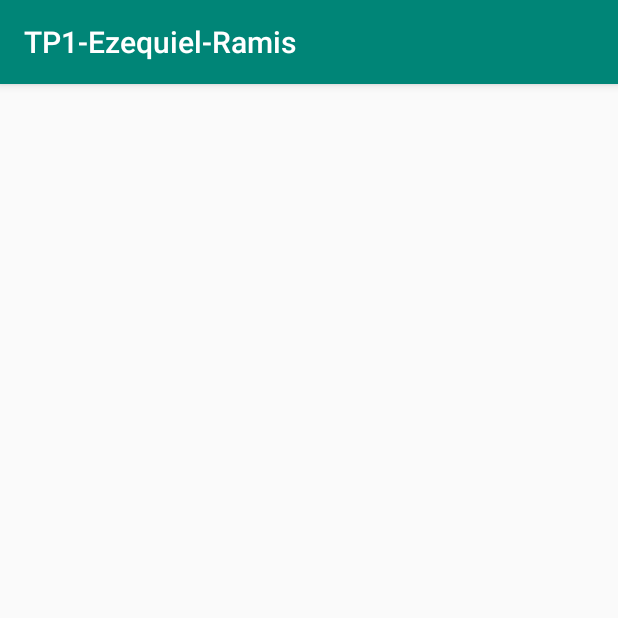
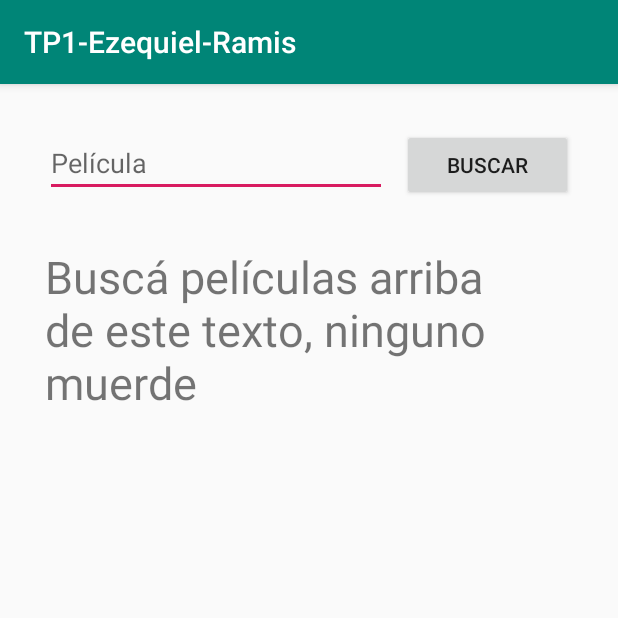
Before and after one commit to EzequielRamis/DAI-Ezequiel-Ramis, an Android app: the screen it shows after launch (MainActivity), on a phone screen of 412 x 824 dp, the top half of it. Run offline under Robolectric (Android 15) with nearby library versions, the phone set to English and light mode, and no system bars.

```diff
--- a/app/build.gradle
+++ b/app/build.gradle
@@ -23,4 +23,5 @@ dependencies {
     implementation 'com.android.support:appcompat-v7:28.0.0'
     implementation 'com.android.support.constraint:constraint-layout:1.1.3'
     implementation 'com.android.support:design:28.0.0'
+    implementation 'com.android.support:support-v4:28.0.0'
 }
--- a/app/src/main/AndroidManifest.xml
+++ b/app/src/main/AndroidManifest.xml
@@ -1,13 +1,14 @@
 <?xml version="1.0" encoding="utf-8"?>
 <manifest xmlns:android="http://schemas.android.com/apk/res/android"
     package="tp1.ezequiel_ramis">
-
+    <uses-permission android:name="android.permission.INTERNET"></uses-permission>
     <application
         android:allowBackup="true"
         android:icon="@mipmap/ic_launcher"
         android:label="@string/app_name"
         android:roundIcon="@mipmap/ic_launcher_round"
         android:supportsRtl="true"
+        android:usesCleartextTraffic="true"
         android:theme="@style/AppTheme">
         <activity android:name=".MainActivity">
             <intent-filter>
--- a/app/src/main/java/tp1/ezequiel_ramis/MainActivity.java
+++ b/app/src/main/java/tp1/ezequiel_ramis/MainActivity.java
@@ -1,15 +1,56 @@
 package tp1.ezequiel_ramis;
 
 import android.content.Intent;
+import android.app.FragmentManager;
+import android.app.FragmentTransaction;
+import android.app.Fragment;
 import android.support.v7.app.AppCompatActivity;
 import android.os.Bundle;
+import android.util.Log;
 import android.view.View;
+import android.widget.EditText;
 
 public class MainActivity extends AppCompatActivity {
+
+    FragmentManager fragmentManager = getFragmentManager();
+    FragmentTransaction fragmentTransaction;
+    String searchValue = "_";
 
     @Override
     protected void onCreate(Bundle savedInstanceState) {
         super.onCreate(savedInstanceState);
         setContentView(R.layout.activity_main);
+
+        Fragment fragmentSearch = new SearchFragment();
+        Fragment fragmentResponse = new SearchResponseFragment();
+        fragmentTransaction = fragmentManager.beginTransaction();
+        fragmentTransaction.replace(R.id.FrameLayoutSearch, fragmentSearch)
+                           .replace(R.id.FrameLayoutResponse, fragmentResponse)
+                           .commit();
+    }
+
+    public void goToFragment(String frg) {
+        Fragment fragment;
+        fragmentTransaction = fragmentManager.beginTransaction();
+        switch (frg) {
+            case "movie":
+                Log.d("fragment", frg);
+                fragment = new MovieFragment();
+                break;
+            case "movieList":
+                Log.d("fragment", frg);
+                fragment = new MovieListFragment();
+                break;
+            case "response":
+                Log.d("fragment", frg);
+                fragment = new SearchResponseFragment();
+                break;
+            default:
+                Log.d("fragment", frg);
+                fragment = new SearchResponseFragment();
+                break;
+        }
+        fragmentTransaction.replace(R.id.FrameLayoutResponse, fragment)
+                           .commit();
     }
 }
--- /dev/null
+++ b/app/src/main/java/tp1/ezequiel_ramis/SearchFragment.java
@@ -0,0 +1,39 @@
+package tp1.ezequiel_ramis;
+
+import android.os.Bundle;
+import android.app.Fragment;
+import android.util.Log;
+import android.view.LayoutInflater;
+import android.view.View;
+import android.view.ViewGroup;
+import android.widget.Button;
+import android.widget.EditText;
+
+public class SearchFragment extends Fragment implements View.OnClickListener {
+
+    EditText editTextSearch;
+    Button buttonSearch;
+
+    @Override
+    public View onCreateView(LayoutInflater inflater, ViewGroup container, Bundle savedInstanceState) {
+        View view;
+        view = inflater.inflate(R.layout.fragment_search, container, false);
+        editTextSearch = view.findViewById(R.id.EditTextSearch);
+        buttonSearch = view.findViewById(R.id.ButtonSearch);
+        buttonSearch.setOnClickListener(this);
+        return view;
+    }
+
+    public void onClick(View view) {
+        MainActivity mainActivity = (MainActivity) getActivity();
+        if (getSearchValue().equals("_")) mainActivity.goToFragment("response");
+        else mainActivity.goToFragment("movieList");
+    }
+
+    public String getSearchValue() {
+        MainActivity mainActivity = (MainActivity) getActivity();
+        return mainActivity.searchValue = editTextSearch.getText().toString().length() == 0 ?
+                                          "_" :
+                                          editTextSearch.getText().toString();
+    }
+}
--- /dev/null
+++ b/app/src/main/java/tp1/ezequiel_ramis/SearchResponseFragment.java
@@ -0,0 +1,28 @@
+package tp1.ezequiel_ramis;
+
+
+import android.os.Bundle;
+import android.app.Fragment;
+import android.view.LayoutInflater;
+import android.view.View;
+import android.view.ViewGroup;
+import android.widget.TextView;
+
+public class SearchResponseFragment extends Fragment {
+
+    TextView textViewResponse;
+
+    @Override
+    public View onCreateView(LayoutInflater inflater, ViewGroup container, Bundle savedInstanceState) {
+        View view = inflater.inflate(R.layout.fragment_search_response, container, false);
+        textViewResponse = view.findViewById(R.id.TextViewResponse);
+        MainActivity mainActivity = (MainActivity) getActivity();
+        if (!mainActivity.searchValue.equals("_")) setError(mainActivity.searchValue);
+        return view;
+    }
+
+    public void setError(String error) {
+        textViewResponse.setText("Ups, se ve que " + error + " no existe. Tratá de buscar algo que sí exista");
+    }
+
+}
--- a/app/src/main/res/layout/activity_main.xml
+++ b/app/src/main/res/layout/activity_main.xml
@@ -1,8 +1,22 @@
 <?xml version="1.0" encoding="utf-8"?>
 
-<LinearLayout xmlns:tools="http://schemas.android.com/tools"
-    android:layout_width="match_parent"
+<android.support.constraint.ConstraintLayout android:layout_width="match_parent"
     android:layout_height="match_parent"
     xmlns:android="http://schemas.android.com/apk/res/android"
-    android:orientation="vertical">
-</LinearLayout>
+    xmlns:app="http://schemas.android.com/apk/res-auto"
+    android:layout_margin="30dp">
+
+    <FrameLayout
+        android:layout_width="match_parent"
+        android:layout_height="wrap_content"
+        android:id="@+id/FrameLayoutSearch"
+        app:layout_constraintTop_toTopOf="parent"
+        app:layout_constraintLeft_toLeftOf="parent"></FrameLayout>
+    <FrameLayout
+        android:layout_width="match_parent"
+        android:layout_height="wrap_content"
+        android:id="@+id/FrameLayoutResponse"
+        app:layout_constraintTop_toBottomOf="@+id/FrameLayoutSearch"
+        app:layout_constraintLeft_toLeftOf="parent"
+        android:layout_marginTop="30dp"></FrameLayout>
+</android.support.constraint.ConstraintLayout>
--- /dev/null
+++ b/app/src/main/res/layout/fragment_search.xml
@@ -0,0 +1,30 @@
+<?xml version="1.0" encoding="utf-8"?>
+<FrameLayout xmlns:android="http://schemas.android.com/apk/res/android"
+    xmlns:tools="http://schemas.android.com/tools"
+    android:layout_width="match_parent"
+    android:layout_height="match_parent"
+    tools:context=".SearchFragment">
+    <android.support.constraint.ConstraintLayout android:layout_width="match_parent"
+        android:layout_height="wrap_content"
+        xmlns:android="http://schemas.android.com/apk/res/android"
+        xmlns:app="http://schemas.android.com/apk/res-auto">
+
+        <EditText
+            android:layout_width="0dp"
+            android:layout_height="wrap_content"
+            android:hint="Película"
+            app:layout_constraintLeft_toLeftOf="parent"
+            app:layout_constraintRight_toLeftOf="@+id/ButtonSearch"
+            app:layout_constraintTop_toTopOf="parent"
+            android:layout_marginRight="10dp"
+            android:id="@+id/EditTextSearch"/>
+        <Button
+            android:layout_width="wrap_content"
+            android:layout_height="wrap_content"
+            android:text="Buscar"
+            app:layout_constraintTop_toTopOf="parent"
+            app:layout_constraintRight_toRightOf="parent"
+            android:id="@+id/ButtonSearch"
+            android:paddingHorizontal="30dp"/>
+    </android.support.constraint.ConstraintLayout>
+</FrameLayout>
--- /dev/null
+++ b/app/src/main/res/layout/fragment_search_response.xml
@@ -0,0 +1,22 @@
+<?xml version="1.0" encoding="utf-8"?>
+<FrameLayout xmlns:android="http://schemas.android.com/apk/res/android"
+    xmlns:tools="http://schemas.android.com/tools"
+    android:layout_width="match_parent"
+    android:layout_height="match_parent"
+    xmlns:app="http://schemas.android.com/apk/res-auto"
+    tools:context=".SearchResponseFragment">
+    <android.support.constraint.ConstraintLayout
+        android:layout_width="match_parent"
+        android:layout_height="match_parent">
+        <TextView
+            android:layout_width="wrap_content"
+            android:layout_height="wrap_content"
+            app:layout_constraintLeft_toLeftOf="parent"
+            app:layout_constraintRight_toRightOf="parent"
+            app:layout_constraintTop_toTopOf="parent"
+            app:layout_constraintBottom_toBottomOf="parent"
+            android:textSize="30dp"
+            android:text="Buscá películas arriba de este texto, ninguno muerde"
+            android:id="@+id/TextViewResponse"/>
+    </android.support.constraint.ConstraintLayout>
+</FrameLayout>
--- a/app/src/main/res/values/strings.xml
+++ b/app/src/main/res/values/strings.xml
@@ -1,3 +1,6 @@
 <resources>
     <string name="app_name">TP1-Ezequiel-Ramis</string>
+
+    <!-- TODO: Remove or change this placeholder text -->
+    <string name="hello_blank_fragment">Hello blank fragment</string>
 </resources>
```
Also changed, not shown: app/src/main/java/tp1/ezequiel_ramis/MovieFragment.java (added, +29 -0 lines), app/src/main/java/tp1/ezequiel_ramis/MovieListFragment.java (added, +29 -0 lines), app/src/main/res/layout/element_movie_list.xml (added, +28 -0 lines), app/src/main/res/layout/fragment_movie.xml (added, +89 -0 lines), app/src/main/res/layout/fragment_movie_list.xml (added, +16 -0 lines).
